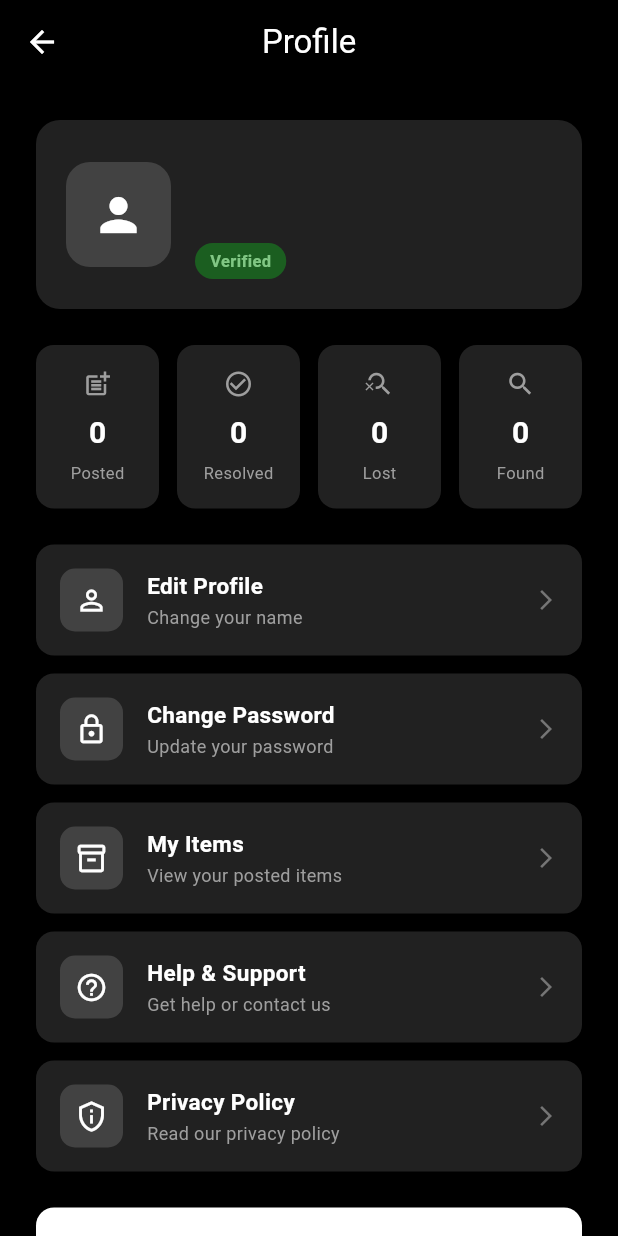
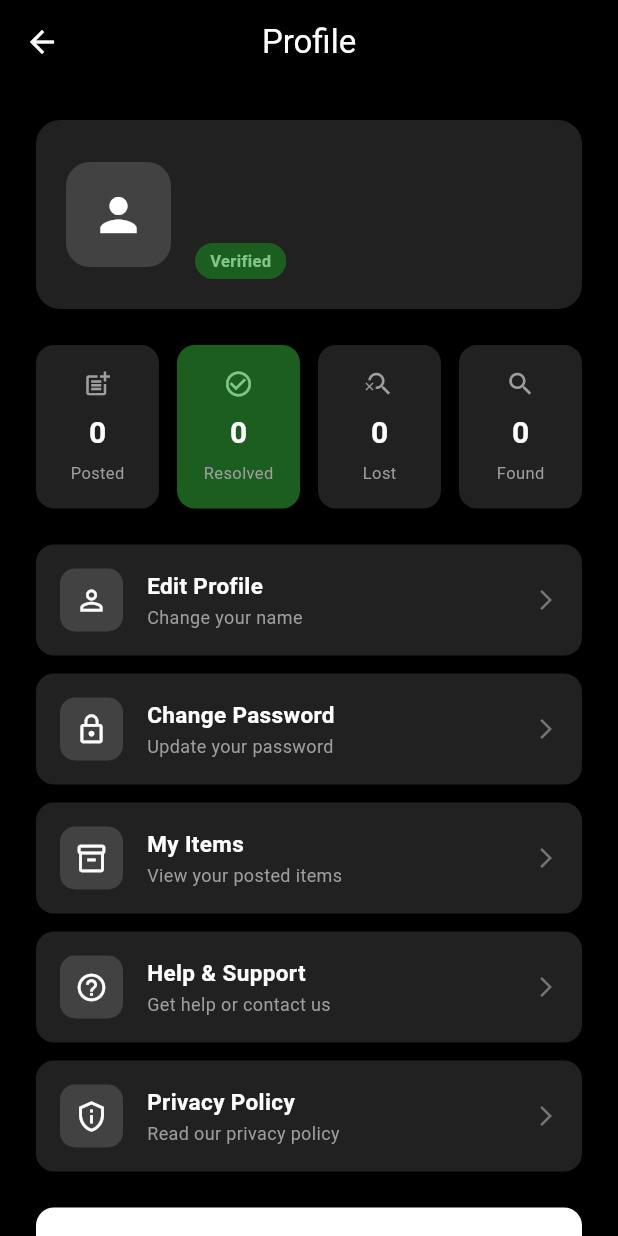
Before and after one commit to Kavi-Z/Lost_And_Found_Mobile_App, a Flutter app: the ProfileSection screen opened directly, on a phone screen of 412 x 824 dp. Run offline on Flutter 3.47's test engine with Material 3 defaults, Android fonts, the phone set to English and light mode, and no system bars; drawn by our look-alikes of toastification; our stand-ins replace cached_network_image, cloud_firestore, firebase_auth, firebase_core, firebase_storage, image_picker; accounts and stored records are empty.

Commit message:
resolved items

```diff
--- a/lost_found_mobile/lost_found/lib/screens/home/profile_screen.dart
+++ b/lost_found_mobile/lost_found/lib/screens/home/profile_screen.dart
@@ -192,7 +192,7 @@ class _ProfileSectionState extends State<ProfileSection> {
         children: [
           _buildStatCard('Posted', '$totalItems', Icons.post_add),
           const SizedBox(width: 12),
-            _buildStatCard('Resolved', '$resolvedItems', Icons.check_circle_outline),
+          _buildStatCard('Resolved', '$resolvedItems', Icons.check_circle_outline, bgColor: Colors.green[900], iconColor: Colors.green[300]),
           const SizedBox(width: 12),
           _buildStatCard('Lost', '$lostItems', Icons.search_off),
           const SizedBox(width: 12),
@@ -203,17 +203,17 @@ class _ProfileSectionState extends State<ProfileSection> {
   );
 }
 
-  Widget _buildStatCard(String label, String value, IconData icon) {
+Widget _buildStatCard(String label, String value, IconData icon, {Color? bgColor, Color? iconColor}) {
   return Expanded(
     child: Container(
       padding: const EdgeInsets.symmetric(vertical: 16),
       decoration: BoxDecoration(
-          color: Colors.grey[900],
+        color: bgColor ?? Colors.grey[900],
         borderRadius: BorderRadius.circular(12),
       ),
       child: Column(
         children: [
-            Icon(icon, color: Colors.grey[500], size: 20),
+          Icon(icon, color: iconColor ?? Colors.grey[500], size: 20),
           const SizedBox(height: 8),
           Text(
             value,
@@ -233,6 +233,7 @@ class _ProfileSectionState extends State<ProfileSection> {
     ),
   );
 }
+
 
   // ============ MENU SECTION ============
   Widget _buildMenuSection() {
```
Lines whose indentation alone changed are shown as unchanged.
